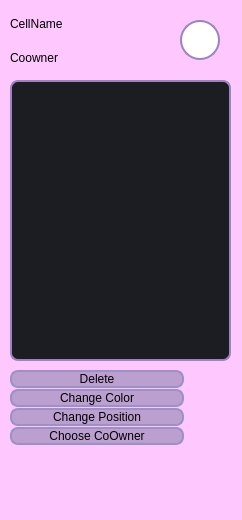
The window that UI/w_deck/NewCell/newcell.ui (Saigz/task_tracker_qt) describes before a commit, drawn with Qt 5.
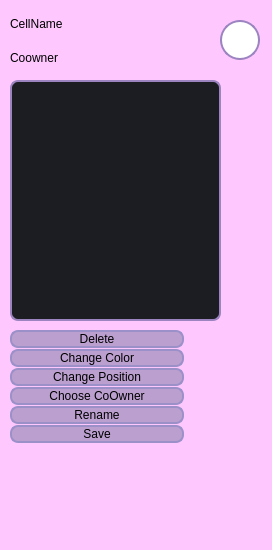
The same window after the commit.

Diff of the .ui file:
```diff
--- a/UI/w_deck/NewCell/newcell.ui
+++ b/UI/w_deck/NewCell/newcell.ui
@@ -6,8 +6,8 @@
    <rect>
     <x>0</x>
     <y>0</y>
-    <width>242</width>
-    <height>520</height>
+    <width>272</width>
+    <height>550</height>
    </rect>
   </property>
   <property name="windowTitle">
@@ -21,8 +21,8 @@
     <rect>
      <x>10</x>
      <y>80</y>
-     <width>221</width>
-     <height>281</height>
+     <width>211</width>
+     <height>241</height>
     </rect>
    </property>
    <property name="styleSheet">
@@ -50,9 +50,9 @@
    <property name="geometry">
     <rect>
      <x>10</x>
-     <y>370</y>
-     <width>221</width>
-     <height>141</height>
+     <y>330</y>
+     <width>251</width>
+     <height>191</height>
     </rect>
    </property>
    <layout class="QVBoxLayout" name="verticalLayout">
@@ -166,6 +166,58 @@
       </property>
      </widget>
     </item>
+    <item>
+     <widget class="QPushButton" name="btn_rename">
+      <property name="styleSheet">
+       <string notr="true">QPushButton {
+ border: 2px solid  rgb(155, 144, 200);
+ border-radius: 8px;
+ padding-left: auto;
+    padding-right: auto;
+ color: rgb(0, 0, 0);
+ background-color: rgb(187, 159, 207);
+ font: 600 12pt &quot;Montserrat SemiBold&quot;;
+}
+QPushButton:hover {
+ border: 2px solid rgb(156, 132, 192);
+ background-color: rgb(156, 132, 192);
+}
+QPushButton:focus {
+ border: 2px solid rgb(109, 86, 154);
+
+}</string>
+      </property>
+      <property name="text">
+       <string>Rename</string>
+      </property>
+     </widget>
+    </item>
+    <item>
+     <widget class="QPushButton" name="btn_savetext">
+      <property name="styleSheet">
+       <string notr="true">QPushButton {
+ border: 2px solid  rgb(155, 144, 200);
+ border-radius: 8px;
+ padding-left: auto;
+    padding-right: auto;
+ color: rgb(0, 0, 0);
+ background-color: rgb(187, 159, 207);
+ font: 600 12pt &quot;Montserrat SemiBold&quot;;
+}
+QPushButton:hover {
+ border: 2px solid rgb(156, 132, 192);
+ background-color: rgb(156, 132, 192);
+}
+QPushButton:focus {
+ border: 2px solid rgb(109, 86, 154);
+
+}</string>
+      </property>
+      <property name="text">
+       <string>Save</string>
+      </property>
+     </widget>
+    </item>
    </layout>
    <zorder>btn_color</zorder>
    <zorder>btn_coowner</zorder>
@@ -177,7 +229,7 @@
     <rect>
      <x>10</x>
      <y>10</y>
-     <width>121</width>
+     <width>211</width>
      <height>61</height>
     </rect>
    </property>
@@ -213,7 +265,7 @@
   <widget class="QLabel" name="label_cell_color">
    <property name="geometry">
     <rect>
-     <x>180</x>
+     <x>220</x>
      <y>20</y>
      <width>40</width>
      <height>40</height>
```
Left out of the diff: 2 changed lines with no effect on the pictures.
